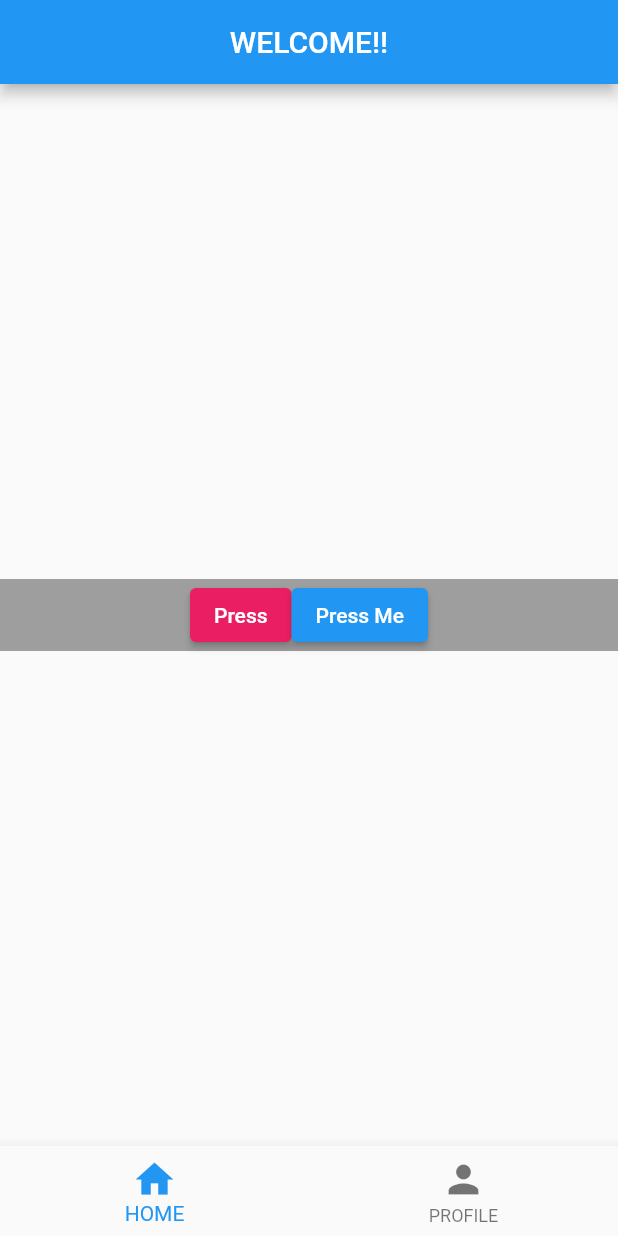
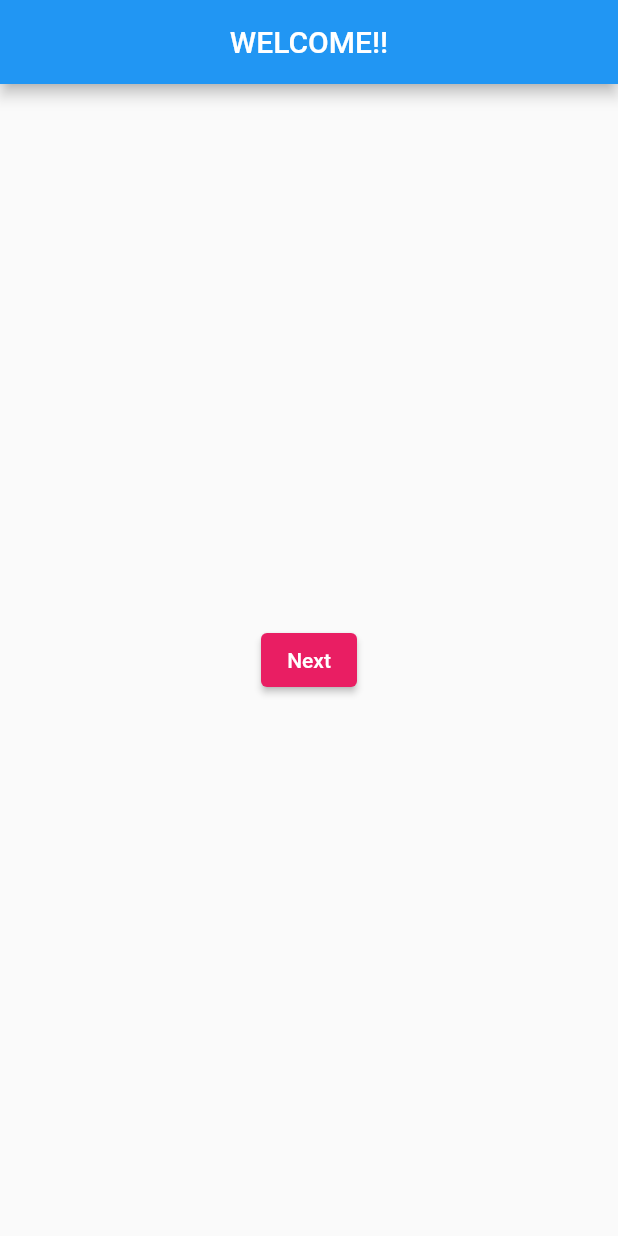
Before and after one commit to stuti1312/flutter_basics, a Flutter app: the screen it shows after launch, on a phone screen of 412 x 824 dp. Run offline on Flutter 3.47's test engine with Material 2 defaults, Android fonts, the phone set to English and light mode, and no system bars.

```diff
--- a/lib/main.dart
+++ b/lib/main.dart
@@ -8,92 +8,55 @@ void main() {
 class MyApp extends StatefulWidget {
   // ignore: prefer_const_constructors_in_immutables
   MyApp({super.key});
-
   @override
   State<MyApp> createState() => _MyAppState();
 }
 
 class _MyAppState extends State<MyApp> {
-  String firstButtonName = "Press";
-  String secondButtonName = "Press Me";
-  int changingIndex = 0;
-
   @override
   Widget build(BuildContext context) {
-    return MaterialApp(
-      debugShowCheckedModeBanner: false,
-      home: Scaffold(
+    return const MaterialApp(
+        debugShowCheckedModeBanner: false, home: FirstPage());
+  }
+}
+
+class FirstPage extends StatelessWidget {
+  const FirstPage({super.key});
+  @override
+  Widget build(BuildContext context) {
+    return Scaffold(
       appBar: AppBar(
         title: const Center(child: Text("WELCOME!!")),
       ),
       body: Center(
-          child: changingIndex == 0
-              ? Container(
-                  width: double.infinity,
-                  // height: double.infinity,
-                  color: Colors.grey,
-                  child: Row(
-                    mainAxisAlignment: MainAxisAlignment.center,
-                    crossAxisAlignment: CrossAxisAlignment.start,
-                    children: [
-                      ElevatedButton(
+        child: ElevatedButton(
           style: ElevatedButton.styleFrom(
             primary: Colors.pink,
             onPrimary: Colors.white,
           ),
           onPressed: () {
-                          setState(() {
-                            firstButtonName = "Pressed";
-                          });
+            Navigator.of(context).push(
+              MaterialPageRoute(builder: (BuildContext context) {
+                return const SecondPage();
+              }),
+            );
           },
-                        child: Text(firstButtonName),
-                      ),
-                      ElevatedButton(
-                        // style: const ButtonStyle( backgroundColor: Colors.yellow),
-                        onPressed: () {
-                          setState(() {
-                            secondButtonName = "I'm Pressed";
-                          });
-                        },
-                        child: Text(secondButtonName),
-                      ),
-                    ],
-                  ),
-                )
-              : Image.asset("assets/images/nature.jpeg"),
-          // : Image.network(
-          //     'https://picsum.photos/id/1074/400/400',
-          //   ),
-          // : Image.file(
-          //     File('/storage/emulated/0/oats.jpeg'),
-          //   ),
-        ),
-        bottomNavigationBar: BottomNavigationBar(
-          items: const [
-            BottomNavigationBarItem(
-              icon: Icon(
-                Icons.home,
-                // color: Color.fromARGB(255, 194, 26, 236),
-                size: 30,
-              ),
-              label: "HOME",
-            ),
-            BottomNavigationBarItem(
-                icon: Icon(
-                  Icons.person,
-                  // color: Color.fromARGB(255, 240, 151, 181),
-                  size: 30,
-                ),
-                label: "PROFILE")
-          ],
-          currentIndex: changingIndex,
-          onTap: (int index) {
-            setState(() {
-              changingIndex = index;
-            });
-          },
+          child: const Text("Next"),
         ),
       ),
     );
   }
 }
+
+class SecondPage extends StatelessWidget {
+  const SecondPage({super.key});
+
+  @override
+  Widget build(BuildContext context) {
+    return Scaffold(
+        appBar: AppBar(
+            //this is to remove back button which is bydefault provided
+            // automaticallyImplyLeading:false,
+            ));
+  }
+}
```
Lines whose indentation alone changed are shown as unchanged.
